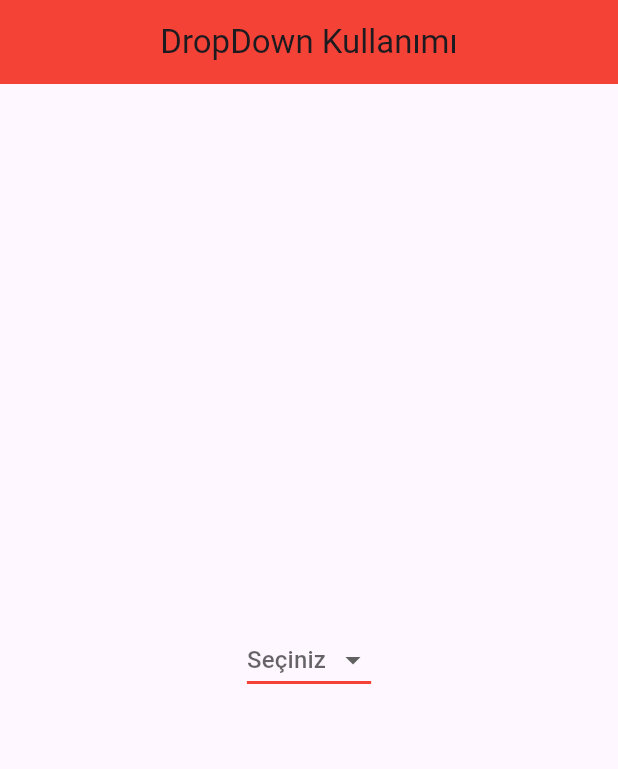
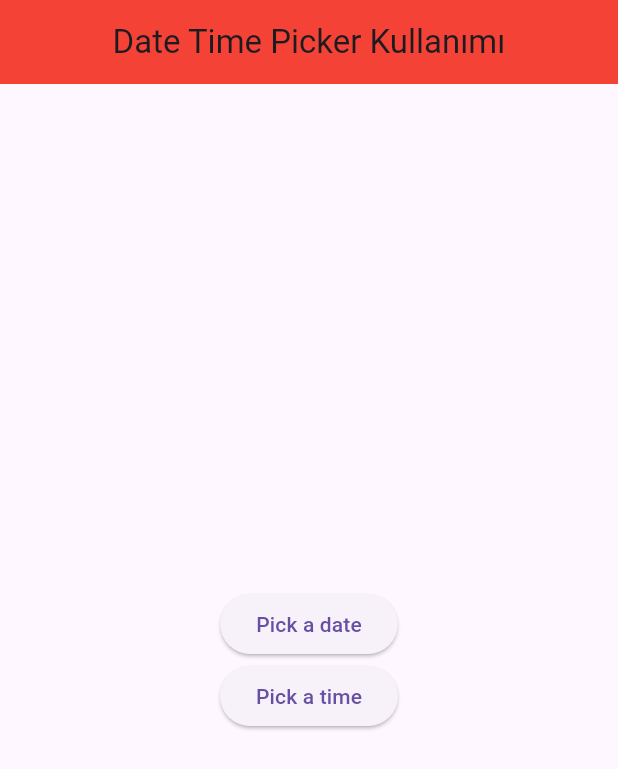
Before and after one commit to yamisagi/flutter_samples, a Flutter app: the screen it shows after launch, on a phone screen of 412 x 824 dp. Shown: the top 769 px of the screen. Run offline on Flutter 3.47's test engine with Material 2 defaults, Android fonts, the phone set to English and light mode, and no system bars.

Commit message:
add date_time_picker

```diff
--- /dev/null
+++ b/lib/input_widgets/lesson3/date_time_picker/date_time_picker_learn.dart
@@ -0,0 +1,70 @@
+import 'package:flutter/material.dart';
+
+/// showDateTimePicker() fonksiyonu, ile ekranda bir tarih seçme kutusu gösterir.
+/// Ve bu kutuyu kullanarak tarih seçmeyi yapabiliriz.
+
+class DateTimePickerLearn extends StatelessWidget {
+  const DateTimePickerLearn({Key? key}) : super(key: key);
+
+  @override
+  Widget build(BuildContext context) {
+    /// [showDateTimePicker] için gerekli [initialTime] parametresinde kullanılacak değişkeni tanımladık.
+    TimeOfDay timeOfDay = const TimeOfDay(hour: 12, minute: 0);
+    DateTime now = DateTime.now();
+
+    /// Şu anki yılın bugünün en fazla 20 gün öncesini seçebilecek şekilde ayarladık.
+    /// Bunu belirlerken [year, month, day] parametrelerine dikkat etmemiz gerekir.
+    DateTime firstDate = DateTime(2022, now.month, now.day - 20);
+
+    /// Şu anki yılın bugünün en fazla 20 gün sonrasını seçebilecek şekilde ayarladık.
+    DateTime lastDate = DateTime(2022, now.month, now.day + 20);
+    return Scaffold(
+      appBar: AppBar(
+        title: const Text('Date Time Picker Kullanımı'),
+      ),
+      body: Column(
+        mainAxisAlignment: MainAxisAlignment.center,
+        children: [
+          const SizedBox(
+            width: double.infinity,
+          ),
+          ElevatedButton(
+            onPressed: () async {
+              /// [showDatePicker] fonksiyonu, ile ekranda bir tarih seçme kutusu gösterir.
+              /// showDatePicker() fonksiyonu geriye [DateTime] dönderen ve [Future<DateTime>] şeklinde bir fonksiyondur.
+              /// Bu yüzden async-await ya da .then() kullanarak bu fonksiyonu kullanabiliriz.
+              DateTime? pickedTime = await showDatePicker(
+
+                  /// İçerisine gönderilen [context] parametresi bu kutunun nerede gösterileceği bilgisini içerir,
+                  context: context,
+
+                  /// [initialDate] parametresi, tarih seçme kutusunda gösterilecek başlangıç tarihini belirtir.
+                  initialDate: now,
+
+                  /// [firstDate] parametresi, tarih seçme kutusunda gösterilecek en küçük tarihini belirtir.
+
+                  firstDate: firstDate,
+
+                  /// [lastDate] parametresi, tarih seçme kutusunda gösterilecek en büyük tarihini belirtir.
+
+                  lastDate: lastDate);
+              if (pickedTime != null) debugPrint('pickedTime: $pickedTime');
+            },
+            child: const Text('Pick a date'),
+          ),
+          ElevatedButton(
+            onPressed: () async {
+              /// [showTimePicker] ile ekranda bir saat seçme kutusu gösterir.
+              /// Tıpkı [showDatePicker] ile aynı şekilde kullanılır.
+              /// Ve bu fonksiyon geriye [TimeOfDay] döndürür. Future<TimeOfDay> şeklinde.
+              final time = await showTimePicker(
+                  context: context, initialTime: timeOfDay);
+              if (time != null) debugPrint('pickedTime: $time');
+            },
+            child: const Text('Pick a time'),
+          ),
+        ],
+      ),
+    );
+  }
+}
--- a/lib/main.dart
+++ b/lib/main.dart
@@ -1,6 +1,6 @@
 import 'package:flutter/material.dart';
 import 'package:flutter_samples/basic_widgets/lesson4/push_and_replacement/push_and_replacement_learn.dart';
-import 'package:flutter_samples/input_widgets/lesson3/dropdown_button/dropdown_learn.dart';
+import 'package:flutter_samples/input_widgets/lesson3/date_time_picker/date_time_picker_learn.dart';
 
 import 'basic_widgets/lesson3/custom_scroll_view_learn/customscroll_view_learn.dart';
 
@@ -46,7 +46,7 @@ class CourseApp extends StatelessWidget {
         primarySwatch: Colors.red,
       ),
       title: title,
-      home: DropDownLearn(),
+      home: const DateTimePickerLearn(),
     );
   }
 }
```
